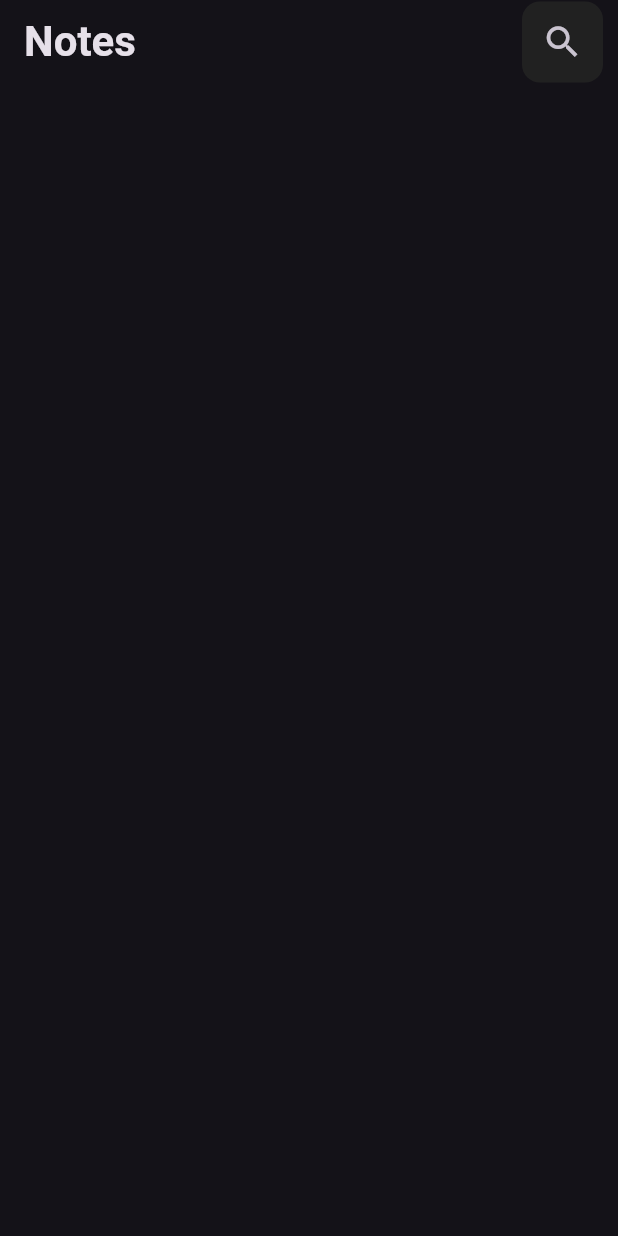
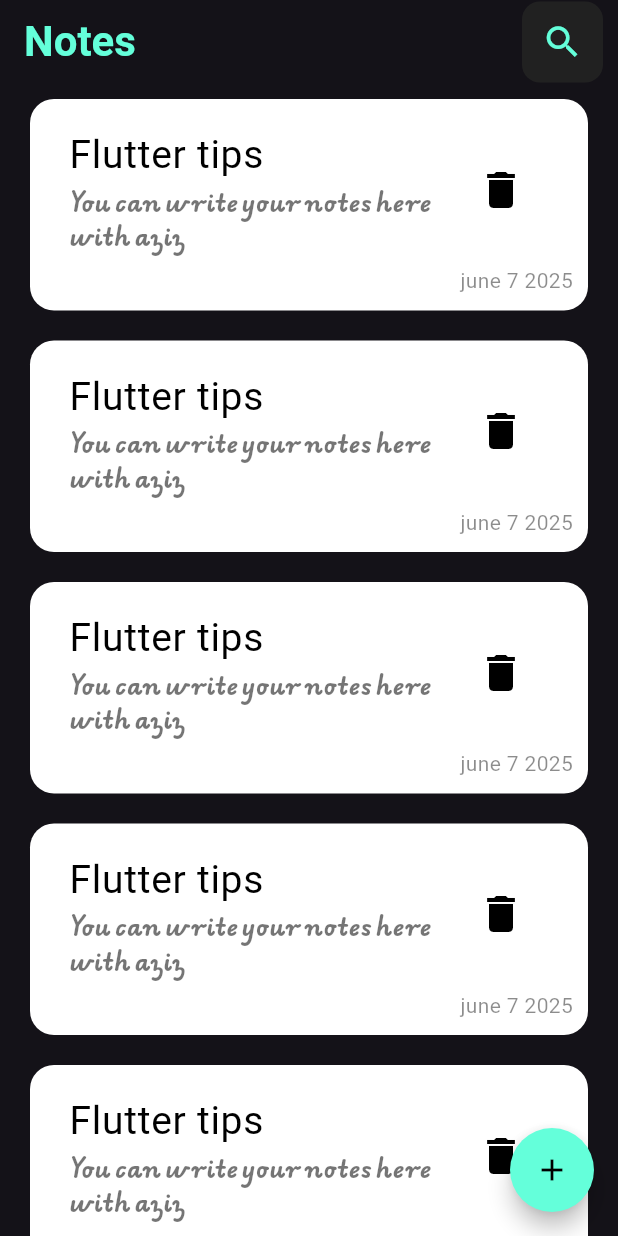
Before and after one commit to Aziz-Habbassi/Nubi, a Flutter app: the screen it shows after launch, on a phone screen of 412 x 824 dp. Run offline on Flutter 3.47's test engine with Material 3 defaults, Android fonts, the phone set to English and light mode, and no system bars.

Commit message:
add note widget and constants file

```diff
--- /dev/null
+++ b/lib/constants/constants.dart
@@ -0,0 +1,6 @@
+import 'package:flutter/material.dart';
+
+const Color kprimaryColor = Colors.tealAccent;
+const Color ksecondaryColor = Colors.purpleAccent;
+const Color kthirdColor = Colors.orange;
+const Color kforthColor = Colors.white;
--- a/lib/views/home_view.dart
+++ b/lib/views/home_view.dart
@@ -1,5 +1,7 @@
 import 'package:flutter/material.dart';
+import 'package:notes_app/constants/constants.dart';
 import 'package:notes_app/widgets/custom_app_bar.dart';
+import 'package:notes_app/widgets/note_widget.dart';
 
 class HomeView extends StatelessWidget {
   const HomeView({super.key});
@@ -8,9 +10,23 @@ class HomeView extends StatelessWidget {
   Widget build(BuildContext context) {
     return Scaffold(
       appBar: CustomAppBar(),
-      body: ListView(children: [
-
-        ],
+      body: ListView.builder(
+        itemBuilder: (context, index) {
+          return NoteWidget();
+        },
+      ),
+      floatingActionButton: FloatingActionButton(
+        onPressed: () {
+          showModalBottomSheet(
+            context: context,
+            builder: (context) {
+              return Container();
+            },
+          );
+        },
+        shape: const CircleBorder(),
+        backgroundColor: kprimaryColor,
+        child: const Icon(Icons.add, color: Colors.black),
       ),
     );
   }
--- a/lib/widgets/custom_app_bar.dart
+++ b/lib/widgets/custom_app_bar.dart
@@ -1,4 +1,5 @@
 import 'package:flutter/material.dart';
+import 'package:notes_app/constants/constants.dart';
 
 class CustomAppBar extends StatelessWidget implements PreferredSizeWidget {
   const CustomAppBar({super.key});
@@ -8,7 +9,11 @@ class CustomAppBar extends StatelessWidget implements PreferredSizeWidget {
     return AppBar(
       title: Text(
         "Notes",
-        style: TextStyle(fontSize: 28, fontWeight: FontWeight.bold),
+        style: TextStyle(
+          fontSize: 28,
+          fontWeight: FontWeight.bold,
+          color: kprimaryColor,
+        ),
       ),
       actions: [
         Container(
@@ -20,7 +25,7 @@ class CustomAppBar extends StatelessWidget implements PreferredSizeWidget {
           ),
           child: IconButton(
             onPressed: () {},
-            icon: Icon(Icons.search, size: 28),
+            icon: Icon(Icons.search, size: 28, color: kprimaryColor),
           ),
         ),
       ],
--- /dev/null
+++ b/lib/widgets/note_widget.dart
@@ -0,0 +1,43 @@
+import 'package:flutter/material.dart';
+import 'package:notes_app/constants/constants.dart';
+
+class NoteWidget extends StatelessWidget {
+  const NoteWidget({super.key});
+
+  @override
+  Widget build(BuildContext context) {
+    return Container(
+      padding: EdgeInsets.symmetric(horizontal: 10, vertical: 10),
+      margin: EdgeInsets.symmetric(horizontal: 20, vertical: 10),
+      decoration: BoxDecoration(
+        color: kforthColor,
+        borderRadius: BorderRadius.circular(16),
+      ),
+      child: Column(
+        crossAxisAlignment: CrossAxisAlignment.end,
+        children: [
+          ListTile(
+            title: Text(
+              "Flutter tips",
+              style: TextStyle(fontSize: 26, color: Colors.black),
+            ),
+            subtitle: Text(
+              "You can write your notes here with aziz",
+              style: TextStyle(
+                color: Colors.black54,
+                fontFamily: "EduVICWANTHandPre",
+                fontSize: 16,
+                fontWeight: FontWeight.bold,
+              ),
+            ),
+            trailing: IconButton(
+              onPressed: () {},
+              icon: Icon(Icons.delete, size: 32, color: Colors.black),
+            ),
+          ),
+          Text("june 7 2025", style: TextStyle(color: Colors.black45)),
+        ],
+      ),
+    );
+  }
+}
```
